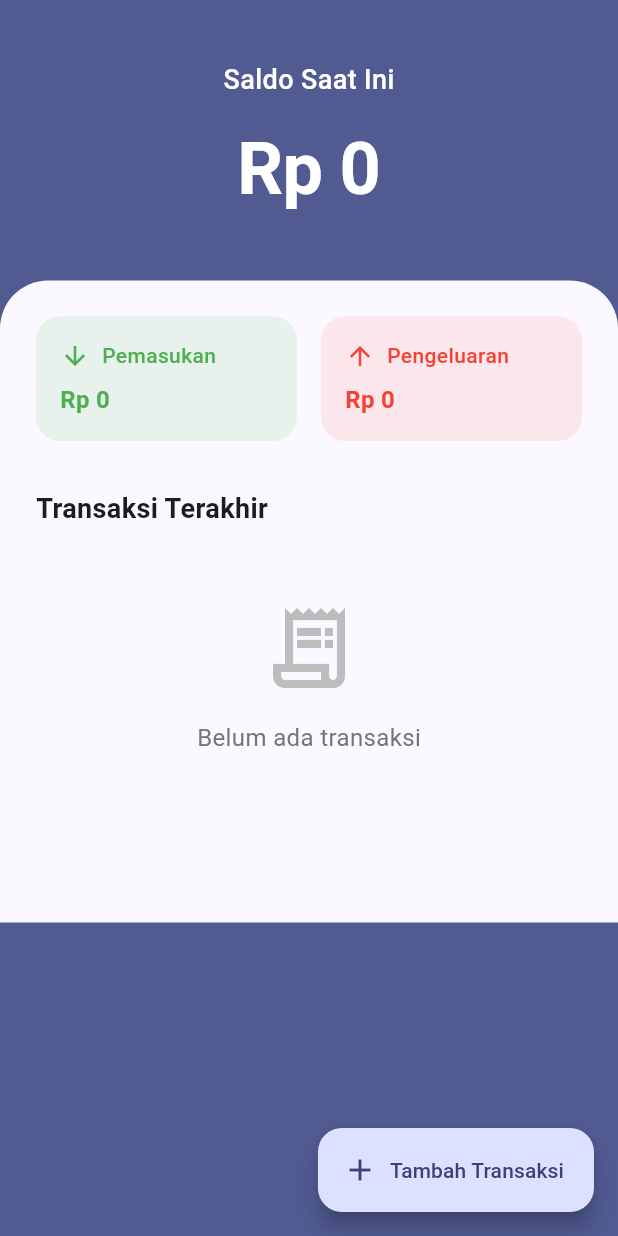
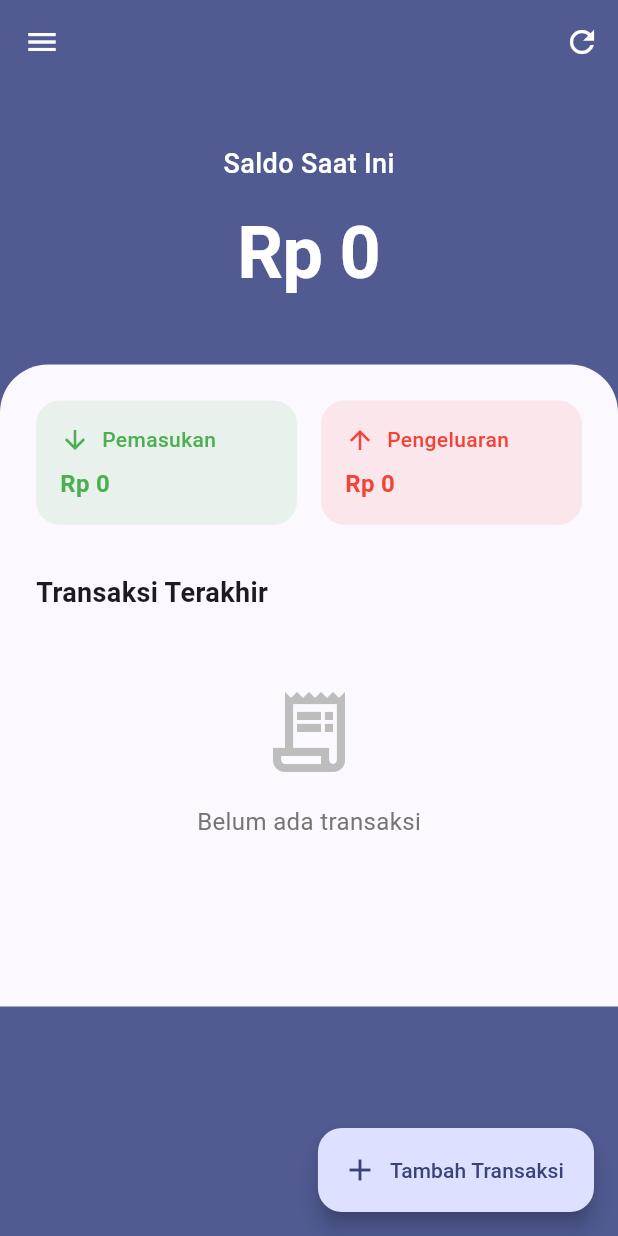
Before and after one commit to aguspuryanto/finance_app, a Flutter app: the screen it shows after launch, on a phone screen of 412 x 824 dp. Run offline on Flutter 3.47's test engine with Material 3 defaults, Android fonts, the light colour scheme and no system bars; our stand-ins replace fl_chart, supabase_flutter; accounts and stored records are empty.

Commit message:
first commit

```diff
--- a/lib/providers/transaction_provider.dart
+++ b/lib/providers/transaction_provider.dart
@@ -6,8 +6,10 @@ class TransactionProvider with ChangeNotifier {
   final List<Map<String, dynamic>> _transactions = [];
   final _dbHelper = DBHelper();
   RealtimeChannel? _transactionChannel;
+  bool _isLoading = true;
 
   List<Map<String, dynamic>> get transactions => [..._transactions];
+  bool get isLoading => _isLoading;
 
   TransactionProvider() {
     _initializeRealtime();
@@ -35,11 +37,18 @@ class TransactionProvider with ChangeNotifier {
 
   Future<void> fetchTransactions() async {
     try {
+      _isLoading = true;
+      notifyListeners();
+
       final transactions = await _dbHelper.getTransactions();
       _transactions.clear();
       _transactions.addAll(transactions);
+
+      _isLoading = false;
       notifyListeners();
     } catch (e) {
+      _isLoading = false;
+      notifyListeners();
       debugPrint('Error fetching transactions: $e');
     }
   }
--- a/lib/screens/home_screen.dart
+++ b/lib/screens/home_screen.dart
@@ -4,9 +4,29 @@ import 'package:fl_chart/fl_chart.dart';
 import 'package:intl/intl.dart';
 import '../providers/transaction_provider.dart';
 import 'add_transaction_screen.dart';
+import 'package:supabase_flutter/supabase_flutter.dart';
+import 'reports/weekly_report_screen.dart';
+import 'reports/monthly_report_screen.dart';
 
-class HomeScreen extends StatelessWidget {
+class HomeScreen extends StatefulWidget {
   const HomeScreen({super.key});
+
+  @override
+  State<HomeScreen> createState() => _HomeScreenState();
+}
+
+class _HomeScreenState extends State<HomeScreen> {
+  @override
+  void initState() {
+    super.initState();
+    debugPrint('Checking Supabase connection...');
+    final supabase = Supabase.instance.client;
+    supabase
+        .from('transactions')
+        .select('count')
+        .then((_) => debugPrint('Connected to Supabase'))
+        .catchError((e) => debugPrint('Error connecting to Supabase: $e'));
+  }
 
   @override
   Widget build(BuildContext context) {
@@ -29,8 +49,121 @@ class HomeScreen extends StatelessWidget {
 
     return Scaffold(
       backgroundColor: Theme.of(context).colorScheme.primary,
+      drawer: Drawer(
+        child: ListView(
+          padding: EdgeInsets.zero,
+          children: [
+            DrawerHeader(
+              decoration: BoxDecoration(
+                color: Theme.of(context).colorScheme.primary,
+              ),
+              child: const Column(
+                crossAxisAlignment: CrossAxisAlignment.start,
+                mainAxisAlignment: MainAxisAlignment.end,
+                children: [
+                  Text(
+                    'Aplikasi Keuangan',
+                    style: TextStyle(
+                      color: Colors.white,
+                      fontSize: 24,
+                      fontWeight: FontWeight.bold,
+                    ),
+                  ),
+                  SizedBox(height: 8),
+                  Text(
+                    'Menu Laporan',
+                    style: TextStyle(
+                      color: Colors.white70,
+                      fontSize: 16,
+                    ),
+                  ),
+                ],
+              ),
+            ),
+            ListTile(
+              leading: const Icon(Icons.calendar_view_week),
+              title: const Text('Laporan Mingguan'),
+              onTap: () {
+                Navigator.pop(context); // Close drawer
+                Navigator.push(
+                  context,
+                  MaterialPageRoute(
+                    builder: (context) => const WeeklyReportScreen(),
+                  ),
+                );
+              },
+            ),
+            ListTile(
+              leading: const Icon(Icons.calendar_month),
+              title: const Text('Laporan Bulanan'),
+              onTap: () {
+                Navigator.pop(context); // Close drawer
+                Navigator.push(
+                  context,
+                  MaterialPageRoute(
+                    builder: (context) => const MonthlyReportScreen(),
+                  ),
+                );
+              },
+            ),
+            const Divider(),
+            ListTile(
+              leading: const Icon(Icons.info_outline),
+              title: const Text('Tentang Aplikasi'),
+              onTap: () {
+                Navigator.pop(context);
+                showAboutDialog(
+                  context: context,
+                  applicationName: 'Aplikasi Keuangan',
+                  applicationVersion: '1.0.0',
+                  applicationIcon: const FlutterLogo(size: 32),
+                  children: [
+                    const Text(
+                      'Aplikasi untuk mencatat dan mengelola keuangan pribadi.',
+                    ),
+                  ],
+                );
+              },
+            ),
+          ],
+        ),
+      ),
+      appBar: AppBar(
+        backgroundColor: Colors.transparent,
+        elevation: 0,
+        iconTheme: const IconThemeData(color: Colors.white),
+        actions: [
+          IconButton(
+            icon: const Icon(Icons.refresh),
+            onPressed: () {
+              final transactionProvider =
+                Provider.of<TransactionProvider>(context, listen: false);
+              transactionProvider.fetchTransactions();
+            },
+          ),
+        ],
+      ),
       body: SafeArea(
-        child: SingleChildScrollView(
+        child: transactionProvider.isLoading
+          ? Center(
+              child: Column(
+                mainAxisAlignment: MainAxisAlignment.center,
+                children: [
+                  CircularProgressIndicator(
+                    color: Colors.white,
+                  ),
+                  SizedBox(height: 16),
+                  Text(
+                    'Memuat data...',
+                    style: TextStyle(
+                      color: Colors.white,
+                      fontSize: 16,
+                    ),
+                  ),
+                ],
+              ),
+            )
+          : SingleChildScrollView(
             child: Column(
               children: [
                 // Header with balance
```
Also changed, not shown: lib/main.dart (+10 -4 lines), lib/services/db_helper.dart (+47 -31 lines), 1 other file. Lines whose indentation alone changed are shown as unchanged.
